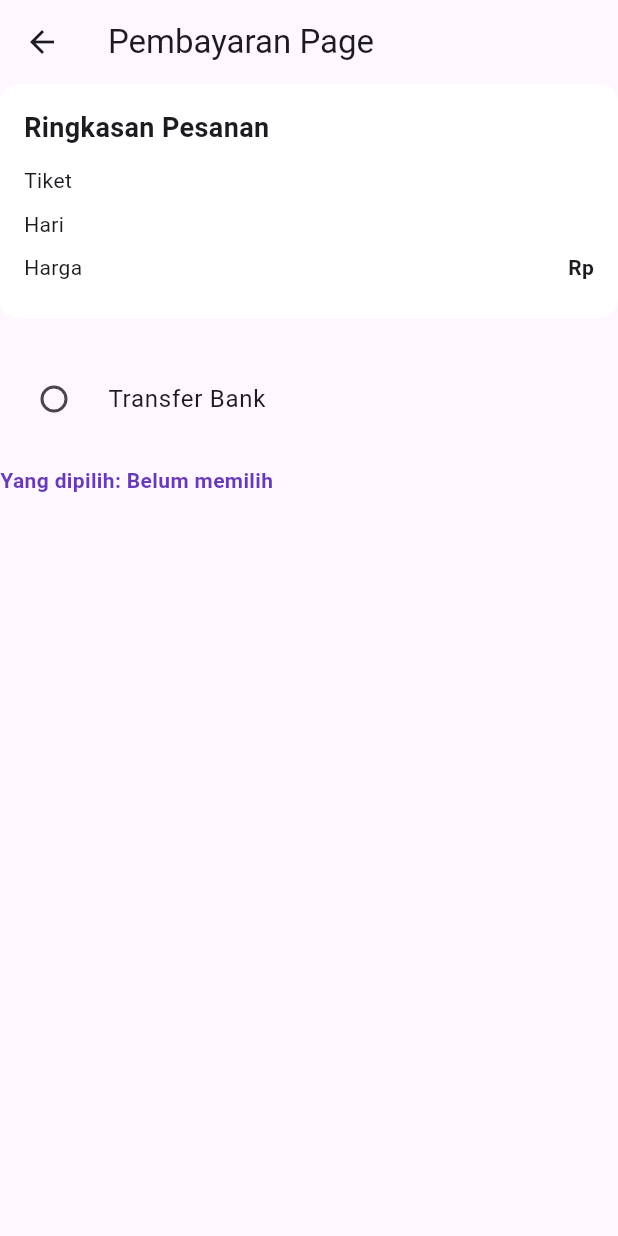
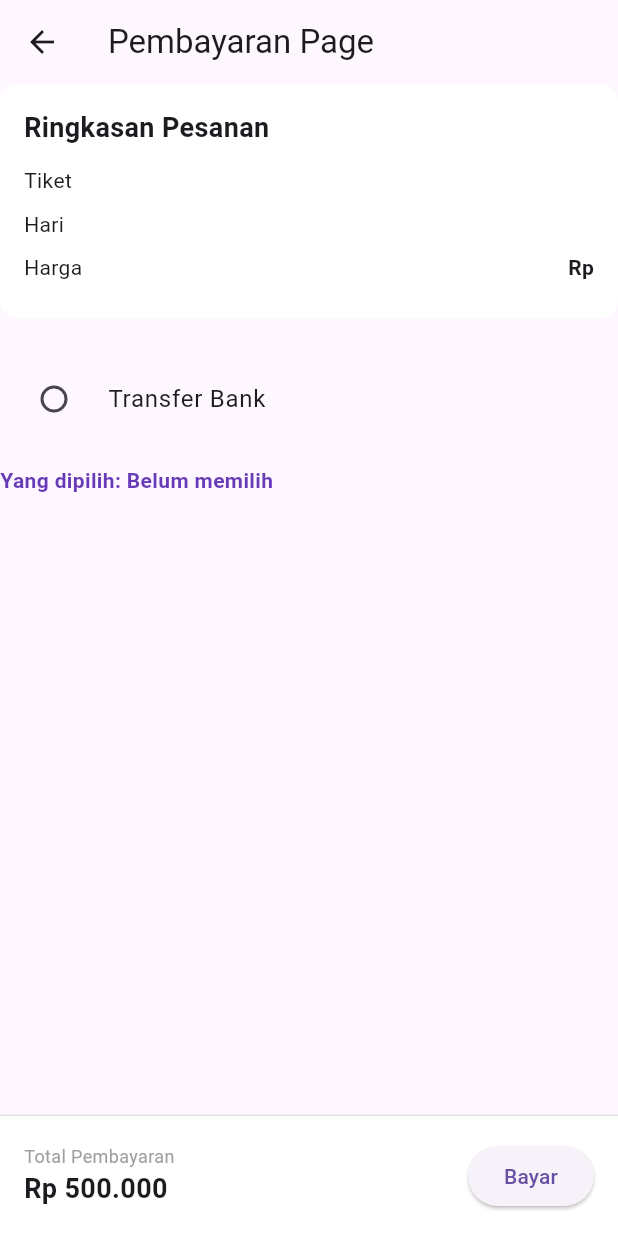
Before and after one commit to Frientia/project_mobile_UAS, a Flutter app: the PaymentPage screen opened directly with empty values, on a phone screen of 412 x 824 dp. Run offline on Flutter 3.47's test engine with Material 3 defaults, Android fonts, the phone set to English and light mode, and no system bars; our stand-ins replace firebase_auth, firebase_core, flutter_dotenv, lottie, shared_preferences, supabase_flutter; accounts and stored records are empty.

Commit message:
bikin button dan total bayar di footer

```diff
--- a/lib/pages/payment_page.dart
+++ b/lib/pages/payment_page.dart
@@ -91,6 +91,33 @@ class _PaymentPageState extends State<PaymentPage> {
           ],
         ),
       ),
+      bottomNavigationBar: Container(
+        padding: const EdgeInsets.all(16),
+        decoration: const BoxDecoration(
+          color: Colors.white,
+          border: Border(top: BorderSide(color: Colors.black12)),
+        ),
+        child: Row(
+          mainAxisAlignment: MainAxisAlignment.spaceBetween,
+          children: [
+            Column(
+              crossAxisAlignment: CrossAxisAlignment.start,
+              mainAxisSize: MainAxisSize.min,
+              children: const [
+                Text('Total Pembayaran',
+                    style: TextStyle(fontSize: 12, color: Colors.grey)),
+                Text('Rp 500.000',
+                    style:
+                        TextStyle(fontSize: 18, fontWeight: FontWeight.bold)),
+              ],
+            ),
+            ElevatedButton(
+              onPressed: () {},
+              child: const Text('Bayar'),
+            ),
+          ],
+        ),
+      ),
     );
   }
     Widget _sectionCard({required String title, required Widget child}) {
```
